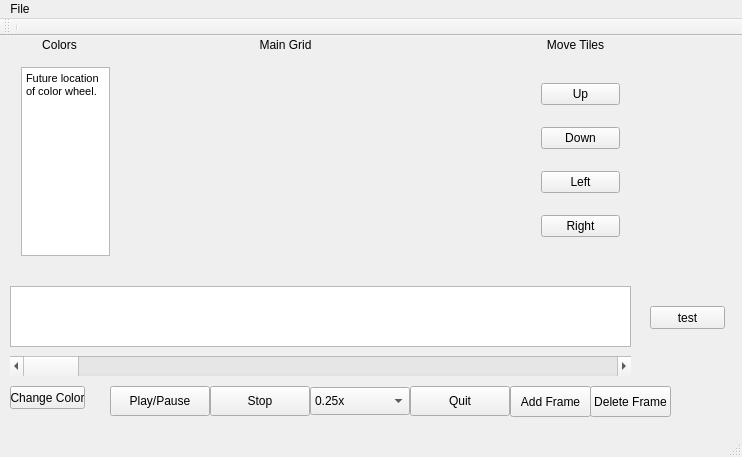
Qt form Goofy-Lights-Editor/mainwindow.ui (UI-CS383-Team-1/Goofy-Lights-Editor) before a commit.
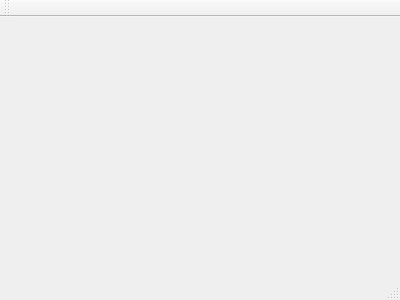
The same form after that commit.

Patch:
```diff
--- a/Goofy-Lights-Editor/mainwindow.ui
+++ b/Goofy-Lights-Editor/mainwindow.ui
@@ -1,367 +1,25 @@
 <?xml version="1.0" encoding="UTF-8"?>
 <ui version="4.0">
  <class>MainWindow</class>
- <widget class="QMainWindow" name="MainWindow">
-  <property name="geometry">
+ <widget class="QMainWindow" name="MainWindow" >
+  <property name="geometry" >
    <rect>
     <x>0</x>
     <y>0</y>
-    <width>742</width>
-    <height>457</height>
+    <width>400</width>
+    <height>300</height>
    </rect>
   </property>
   <property name="windowTitle">
    <string>MainWindow</string>
   </property>
-  <widget class="QWidget" name="centralWidget">
-   <widget class="QTableView" name="tableView">
-    <property name="geometry">
-     <rect>
-      <x>10</x>
-      <y>250</y>
-      <width>621</width>
-      <height>61</height>
-     </rect>
-    </property>
-   </widget>
-   <widget class="QPushButton" name="pushButton">
-    <property name="geometry">
-     <rect>
-      <x>110</x>
-      <y>350</y>
-      <width>100</width>
-      <height>30</height>
-     </rect>
-    </property>
-    <property name="text">
-     <string>Play/Pause</string>
-    </property>
-   </widget>
-   <widget class="QPushButton" name="pushButton_2">
-    <property name="geometry">
-     <rect>
-      <x>210</x>
-      <y>350</y>
-      <width>100</width>
-      <height>30</height>
-     </rect>
-    </property>
-    <property name="text">
-     <string>Stop</string>
-    </property>
-   </widget>
-   <widget class="QComboBox" name="comboBox">
-    <property name="geometry">
-     <rect>
-      <x>310</x>
-      <y>351</y>
-      <width>100</width>
-      <height>28</height>
-     </rect>
-    </property>
-    <item>
-     <property name="text">
-      <string>0.25x</string>
-     </property>
-    </item>
-    <item>
-     <property name="text">
-      <string>0.5x</string>
-     </property>
-    </item>
-    <item>
-     <property name="text">
-      <string>0.75x</string>
-     </property>
-    </item>
-    <item>
-     <property name="text">
-      <string>1x</string>
-     </property>
-    </item>
-    <item>
-     <property name="text">
-      <string>1.25x</string>
-     </property>
-    </item>
-    <item>
-     <property name="text">
-      <string>1.5x</string>
-     </property>
-    </item>
-    <item>
-     <property name="text">
-      <string>1.75</string>
-     </property>
-    </item>
-   </widget>
-   <widget class="QLabel" name="label_3">
-    <property name="geometry">
-     <rect>
-      <x>240</x>
-      <y>0</y>
-      <width>91</width>
-      <height>17</height>
-     </rect>
-    </property>
-    <property name="text">
-     <string>Main Grid</string>
-    </property>
-    <property name="alignment">
-     <set>Qt::AlignCenter</set>
-    </property>
-   </widget>
-   <widget class="QWidget" name="gridLayoutWidget_7">
-    <property name="geometry">
-     <rect>
-      <x>10</x>
-      <y>20</y>
-      <width>111</width>
-      <height>211</height>
-     </rect>
-    </property>
-    <layout class="QGridLayout" name="gridLayout_7">
-     <item row="0" column="0">
-      <widget class="QTextBrowser" name="textBrowser">
-       <property name="html">
-        <string>&lt;!DOCTYPE HTML PUBLIC &quot;-//W3C//DTD HTML 4.0//EN&quot; &quot;http://www.w3.org/TR/REC-html40/strict.dtd&quot;&gt;
-&lt;html&gt;&lt;head&gt;&lt;meta name=&quot;qrichtext&quot; content=&quot;1&quot; /&gt;&lt;style type=&quot;text/css&quot;&gt;
-p, li { white-space: pre-wrap; }
-&lt;/style&gt;&lt;/head&gt;&lt;body style=&quot; font-family:'MS Shell Dlg 2'; font-size:8.25pt; font-weight:400; font-style:normal;&quot;&gt;
-&lt;p style=&quot; margin-top:0px; margin-bottom:0px; margin-left:0px; margin-right:0px; -qt-block-indent:0; text-indent:0px;&quot;&gt;Future location of color wheel.&lt;/p&gt;&lt;/body&gt;&lt;/html&gt;</string>
-       </property>
-      </widget>
-     </item>
-    </layout>
-   </widget>
-   <widget class="QLabel" name="label_2">
-    <property name="geometry">
-     <rect>
-      <x>30</x>
-      <y>0</y>
-      <width>59</width>
-      <height>17</height>
-     </rect>
-    </property>
-    <property name="text">
-     <string>Colors</string>
-    </property>
-    <property name="alignment">
-     <set>Qt::AlignCenter</set>
-    </property>
-   </widget>
-   <widget class="QWidget" name="gridLayoutWidget_8">
-    <property name="geometry">
-     <rect>
-      <x>530</x>
-      <y>20</y>
-      <width>101</width>
-      <height>211</height>
-     </rect>
-    </property>
-    <layout class="QGridLayout" name="gridLayout_8">
-     <item row="1" column="0">
-      <widget class="QPushButton" name="pushButton_4">
-       <property name="text">
-        <string>Up</string>
-       </property>
-      </widget>
-     </item>
-     <item row="4" column="0">
-      <widget class="QPushButton" name="pushButton_6">
-       <property name="text">
-        <string>Left</string>
-       </property>
-      </widget>
-     </item>
-     <item row="3" column="0">
-      <widget class="QPushButton" name="pushButton_5">
-       <property name="text">
-        <string>Down</string>
-       </property>
-      </widget>
-     </item>
-     <item row="5" column="0">
-      <widget class="QPushButton" name="pushButton_7">
-       <property name="text">
-        <string>Right</string>
-       </property>
-      </widget>
-     </item>
-    </layout>
-   </widget>
-   <widget class="QLabel" name="label_4">
-    <property name="geometry">
-     <rect>
-      <x>520</x>
-      <y>0</y>
-      <width>111</width>
-      <height>17</height>
-     </rect>
-    </property>
-    <property name="text">
-     <string>Move Tiles</string>
-    </property>
-    <property name="alignment">
-     <set>Qt::AlignCenter</set>
-    </property>
-   </widget>
-   <widget class="QPushButton" name="pushButton_3">
-    <property name="geometry">
-     <rect>
-      <x>410</x>
-      <y>350</y>
-      <width>100</width>
-      <height>30</height>
-     </rect>
-    </property>
-    <property name="text">
-     <string>Quit</string>
-    </property>
-   </widget>
-   <widget class="QScrollBar" name="horizontalScrollBar">
-    <property name="geometry">
-     <rect>
-      <x>10</x>
-      <y>320</y>
-      <width>621</width>
-      <height>20</height>
-     </rect>
-    </property>
-    <property name="orientation">
-     <enum>Qt::Horizontal</enum>
-    </property>
-   </widget>
-   <widget class="QPushButton" name="AddFrameButton">
-    <property name="geometry">
-     <rect>
-      <x>510</x>
-      <y>350</y>
-      <width>81</width>
-      <height>31</height>
-     </rect>
-    </property>
-    <property name="toolTip">
-     <string>&lt;html&gt;&lt;head/&gt;&lt;body&gt;&lt;p&gt;Add a frame to the end of the animation&lt;/p&gt;&lt;/body&gt;&lt;/html&gt;</string>
-    </property>
-    <property name="text">
-     <string>Add Frame</string>
-    </property>
-   </widget>
-   <widget class="QPushButton" name="pushButton_9">
-    <property name="geometry">
-     <rect>
-      <x>650</x>
-      <y>270</y>
-      <width>75</width>
-      <height>23</height>
-     </rect>
-    </property>
-    <property name="text">
-     <string>test</string>
-    </property>
-   </widget>
-   <widget class="QPushButton" name="DeleteFrameButton">
-    <property name="geometry">
-     <rect>
-      <x>590</x>
-      <y>350</y>
-      <width>81</width>
-      <height>31</height>
-     </rect>
-    </property>
-    <property name="text">
-     <string>Delete Frame</string>
-    </property>
-   </widget>
-   <widget class="QWidget" name="GridWidget" native="true">
-    <property name="geometry">
-     <rect>
-      <x>130</x>
-      <y>20</y>
-      <width>391</width>
-      <height>211</height>
-     </rect>
-    </property>
-   </widget>
-   <widget class="QPushButton" name="pushButton_8">
-    <property name="geometry">
-     <rect>
-      <x>10</x>
-      <y>350</y>
-      <width>75</width>
-      <height>23</height>
-     </rect>
-    </property>
-    <property name="text">
-     <string>Change Color</string>
-    </property>
-   </widget>
-  </widget>
-  <widget class="QMenuBar" name="menuBar">
-   <property name="geometry">
-    <rect>
-     <x>0</x>
-     <y>0</y>
-     <width>742</width>
-     <height>21</height>
-    </rect>
-   </property>
-   <widget class="QMenu" name="menuFile">
-    <property name="title">
-     <string>File</string>
-    </property>
-    <addaction name="actionNew"/>
-    <addaction name="actionSave"/>
-    <addaction name="actionSave_As"/>
-    <addaction name="actionExport"/>
-    <addaction name="actionLoad"/>
-    <addaction name="actionQuit"/>
-   </widget>
-   <addaction name="menuFile"/>
-  </widget>
-  <widget class="QToolBar" name="mainToolBar">
-   <attribute name="toolBarArea">
-    <enum>TopToolBarArea</enum>
-   </attribute>
-   <attribute name="toolBarBreak">
-    <bool>false</bool>
-   </attribute>
-   <addaction name="separator"/>
-  </widget>
-  <widget class="QStatusBar" name="statusBar"/>
-  <action name="actionSave">
-   <property name="text">
-    <string>Save</string>
-   </property>
-  </action>
-  <action name="actionSave_As">
-   <property name="text">
-    <string>Save As...</string>
-   </property>
-  </action>
-  <action name="actionLoad">
-   <property name="text">
-    <string>Load</string>
-   </property>
-  </action>
-  <action name="actionNew">
-   <property name="text">
-    <string>New Show</string>
-   </property>
-  </action>
-  <action name="actionQuit">
-   <property name="text">
-    <string>Quit</string>
-   </property>
-  </action>
-  <action name="actionExport">
-   <property name="text">
-    <string>Export</string>
-   </property>
-  </action>
+  <widget class="QMenuBar" name="menuBar" />
+  <widget class="QToolBar" name="mainToolBar" />
+  <widget class="QWidget" name="centralWidget" />
+  <widget class="QStatusBar" name="statusBar" />
  </widget>
- <layoutdefault spacing="6" margin="11"/>
+ <layoutDefault spacing="6" margin="11" />
+ <pixmapfunction></pixmapfunction>
  <resources/>
  <connections/>
 </ui>
```
Left out of the diff: 3 changed lines with no effect on the pictures.
